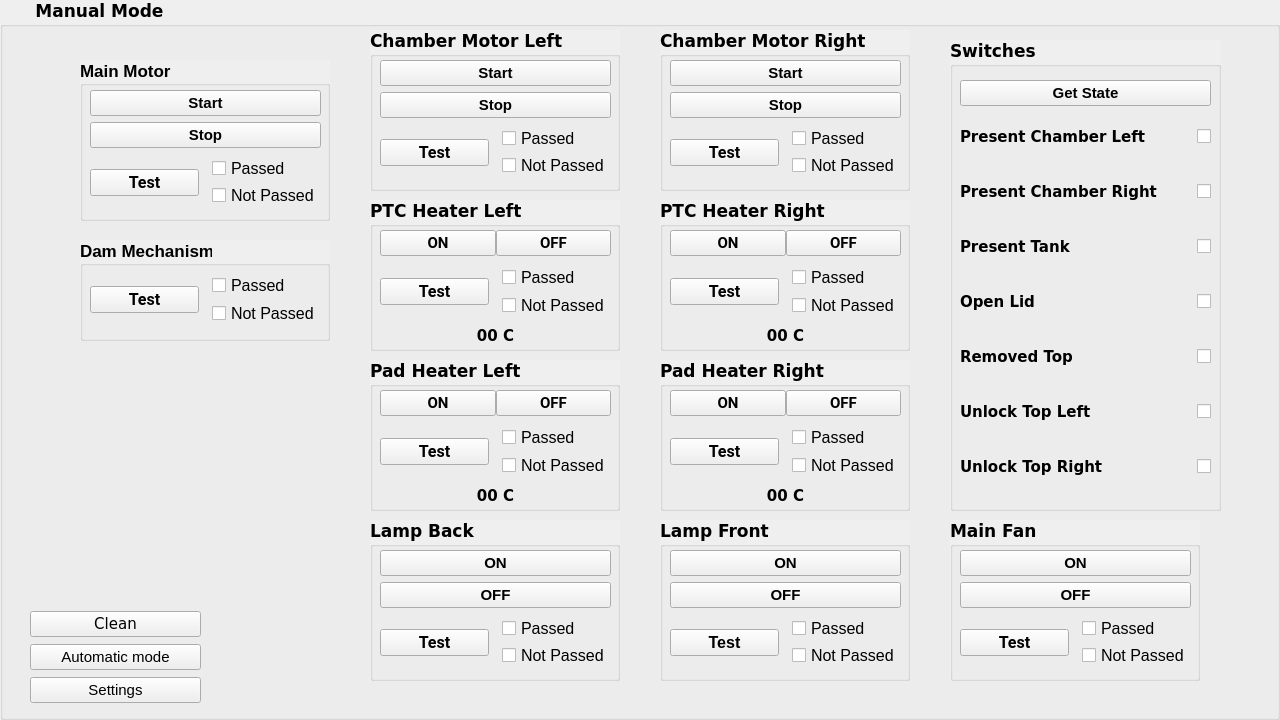
Qt form Screens/VcDvtTestTools_manual_mode.ui (aenapple/VcDvtTestTools) before a commit.
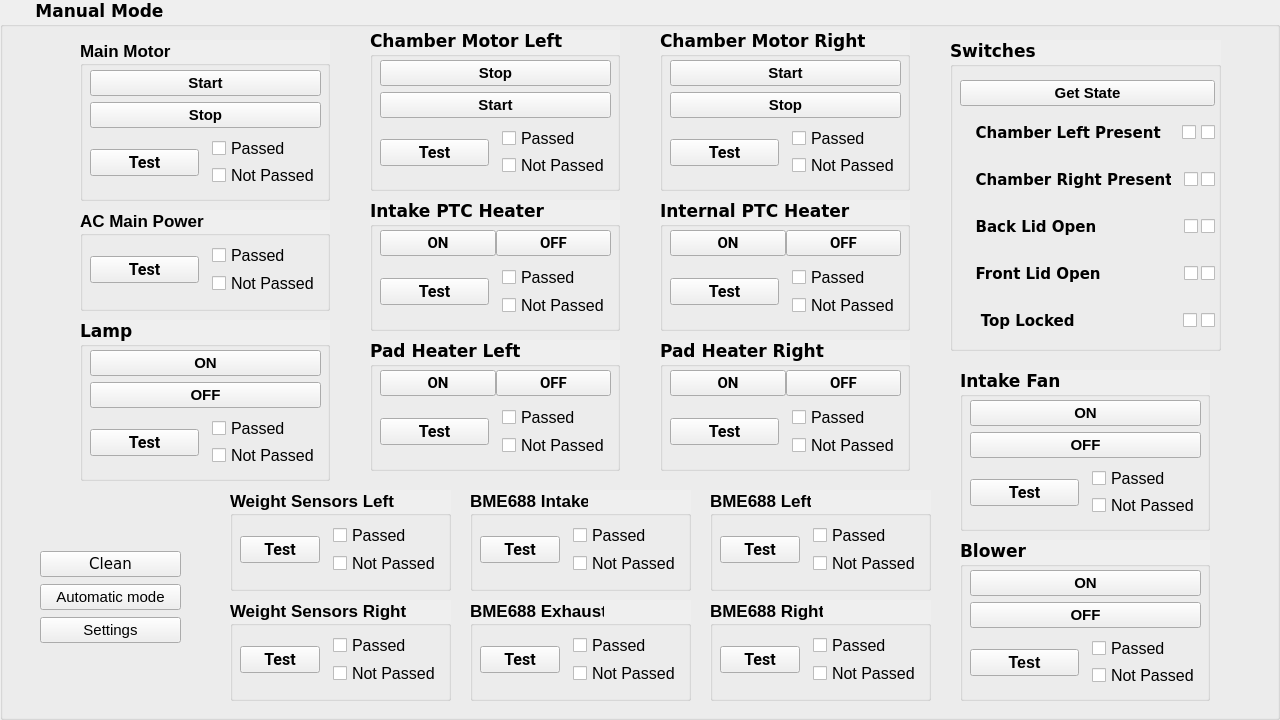
The same form after that commit.

Patch:
```diff
--- a/Screens/VcDvtTestTools_manual_mode.ui
+++ b/Screens/VcDvtTestTools_manual_mode.ui
@@ -47,7 +47,7 @@
     <property name="geometry">
      <rect>
       <x>80</x>
-      <y>60</y>
+      <y>40</y>
       <width>250</width>
       <height>161</height>
      </rect>
@@ -237,20 +237,7 @@
        <height>121</height>
       </rect>
      </property>
-     <layout class="QVBoxLayout" name="verticalLayout_2">
-      <item>
-       <widget class="QPushButton" name="btn_ChamberMotorLeft_Start">
-        <property name="font">
-         <font>
-          <family>MS Shell Dlg 2</family>
-          <pointsize>11</pointsize>
-         </font>
-        </property>
-        <property name="text">
-         <string>Start</string>
-        </property>
-       </widget>
-      </item>
+     <layout class="QVBoxLayout" name="verticalLayout_ChamberMotorLeft">
       <item>
        <widget class="QPushButton" name="btn_ChamberMotorLeft_Stop">
         <property name="font">
@@ -264,6 +251,19 @@
         </property>
        </widget>
       </item>
+      <item>
+       <widget class="QPushButton" name="btn_ChamberMotorLeft_Start">
+        <property name="font">
+         <font>
+          <family>MS Shell Dlg 2</family>
+          <pointsize>11</pointsize>
+         </font>
+        </property>
+        <property name="text">
+         <string>Start</string>
+        </property>
+       </widget>
+      </item>
       <item>
        <layout class="QHBoxLayout" name="hLayout_ChamberMotorLeft">
         <property name="spacing">
@@ -505,8 +505,8 @@
    <widget class="QGroupBox" name="grBox_LampBack">
     <property name="geometry">
      <rect>
-      <x>370</x>
-      <y>520</y>
+      <x>80</x>
+      <y>320</y>
       <width>250</width>
       <height>161</height>
      </rect>
@@ -520,7 +520,7 @@
      <bool>true</bool>
     </property>
     <property name="title">
-     <string>Lamp Back</string>
+     <string>Lamp</string>
     </property>
     <property name="flat">
      <bool>false</bool>
@@ -655,8 +655,8 @@
    <widget class="QGroupBox" name="grBox_LampFront">
     <property name="geometry">
      <rect>
-      <x>660</x>
-      <y>520</y>
+      <x>960</x>
+      <y>540</y>
       <width>250</width>
       <height>161</height>
      </rect>
@@ -670,7 +670,7 @@
      <bool>true</bool>
     </property>
     <property name="title">
-     <string>Lamp Front</string>
+     <string>Blower</string>
     </property>
     <property name="flat">
      <bool>false</bool>
@@ -808,7 +808,7 @@
     <property name="geometry">
      <rect>
       <x>80</x>
-      <y>240</y>
+      <y>210</y>
       <width>250</width>
       <height>101</height>
      </rect>
@@ -825,7 +825,7 @@
      <bool>true</bool>
     </property>
     <property name="title">
-     <string>Dam Mechanism</string>
+     <string>AC Main Power</string>
     </property>
     <property name="flat">
      <bool>false</bool>
@@ -939,7 +939,7 @@
       <x>370</x>
       <y>200</y>
       <width>250</width>
-      <height>151</height>
+      <height>131</height>
      </rect>
     </property>
     <property name="font">
@@ -951,7 +951,7 @@
      <bool>true</bool>
     </property>
     <property name="title">
-     <string>PTC Heater Left</string>
+     <string>Intake PTC Heater</string>
     </property>
     <property name="flat">
      <bool>false</bool>
@@ -965,7 +965,7 @@
        <x>10</x>
        <y>30</y>
        <width>231</width>
-       <height>115</height>
+       <height>91</height>
       </rect>
      </property>
      <layout class="QVBoxLayout" name="verticalLayout_PTCHeaterLeft">
@@ -1092,30 +1092,6 @@
         </item>
        </layout>
       </item>
-      <item>
-       <widget class="QLabel" name="label_PTCHeaterLeft">
-        <property name="font">
-         <font>
-          <pointsize>11</pointsize>
-          <weight>75</weight>
-          <italic>false</italic>
-          <bold>true</bold>
-         </font>
-        </property>
-        <property name="layoutDirection">
-         <enum>Qt::LeftToRight</enum>
-        </property>
-        <property name="text">
-         <string>&lt;html&gt;&lt;head/&gt;&lt;body&gt;&lt;p&gt; 00 C&lt;/p&gt;&lt;/body&gt;&lt;/html&gt;</string>
-        </property>
-        <property name="textFormat">
-         <enum>Qt::AutoText</enum>
-        </property>
-        <property name="alignment">
-         <set>Qt::AlignBottom|Qt::AlignHCenter</set>
-        </property>
-       </widget>
-      </item>
      </layout>
     </widget>
    </widget>
@@ -1125,7 +1101,7 @@
       <x>660</x>
       <y>200</y>
       <width>250</width>
-      <height>151</height>
+      <height>131</height>
      </rect>
     </property>
     <property name="font">
@@ -1137,7 +1113,7 @@
      <bool>true</bool>
     </property>
     <property name="title">
-     <string>PTC Heater Right</string>
+     <string>Internal PTC Heater</string>
     </property>
     <property name="flat">
      <bool>false</bool>
@@ -1151,7 +1127,7 @@
        <x>10</x>
        <y>30</y>
        <width>231</width>
-       <height>115</height>
+       <height>91</height>
       </rect>
      </property>
      <layout class="QVBoxLayout" name="verticalLayout_PTCHeaterRight">
@@ -1278,30 +1254,6 @@
         </item>
        </layout>
       </item>
-      <item>
-       <widget class="QLabel" name="label_PTCHeaterRight">
-        <property name="font">
-         <font>
-          <pointsize>11</pointsize>
-          <weight>75</weight>
-          <italic>false</italic>
-          <bold>true</bold>
-         </font>
-        </property>
-        <property name="layoutDirection">
-         <enum>Qt::LeftToRight</enum>
-        </property>
-        <property name="text">
-         <string>&lt;html&gt;&lt;head/&gt;&lt;body&gt;&lt;p&gt; 00 C&lt;/p&gt;&lt;/body&gt;&lt;/html&gt;</string>
-        </property>
-        <property name="textFormat">
-         <enum>Qt::AutoText</enum>
-        </property>
-        <property name="alignment">
-         <set>Qt::AlignBottom|Qt::AlignHCenter</set>
-        </property>
-       </widget>
-      </item>
      </layout>
     </widget>
    </widget>
@@ -1309,9 +1261,9 @@
     <property name="geometry">
      <rect>
       <x>370</x>
-      <y>360</y>
+      <y>340</y>
       <width>250</width>
-      <height>151</height>
+      <height>131</height>
      </rect>
     </property>
     <property name="font">
@@ -1337,7 +1289,7 @@
        <x>10</x>
        <y>30</y>
        <width>231</width>
-       <height>115</height>
+       <height>91</height>
       </rect>
      </property>
      <layout class="QVBoxLayout" name="verticalLayout_9">
@@ -1464,30 +1416,6 @@
         </item>
        </layout>
       </item>
-      <item>
-       <widget class="QLabel" name="label_PadHeaterLeft">
-        <property name="font">
-         <font>
-          <pointsize>11</pointsize>
-          <weight>75</weight>
-          <italic>false</italic>
-          <bold>true</bold>
-         </font>
-        </property>
-        <property name="layoutDirection">
-         <enum>Qt::LeftToRight</enum>
-        </property>
-        <property name="text">
-         <string>&lt;html&gt;&lt;head/&gt;&lt;body&gt;&lt;p&gt; 00 C&lt;/p&gt;&lt;/body&gt;&lt;/html&gt;</string>
-        </property>
-        <property name="textFormat">
-         <enum>Qt::AutoText</enum>
-        </property>
-        <property name="alignment">
-         <set>Qt::AlignBottom|Qt::AlignHCenter</set>
-        </property>
-       </widget>
-      </item>
      </layout>
     </widget>
    </widget>
@@ -1495,9 +1423,9 @@
     <property name="geometry">
      <rect>
       <x>660</x>
-      <y>360</y>
+      <y>340</y>
       <width>250</width>
-      <height>151</height>
+      <height>131</height>
      </rect>
     </property>
     <property name="font">
@@ -1523,7 +1451,7 @@
        <x>10</x>
        <y>30</y>
        <width>231</width>
-       <height>115</height>
+       <height>91</height>
       </rect>
      </property>
      <layout class="QVBoxLayout" name="verticalLayout_10">
@@ -1650,30 +1578,6 @@
         </item>
        </layout>
       </item>
-      <item>
-       <widget class="QLabel" name="label_PadHeaterRight">
-        <property name="font">
-         <font>
-          <pointsize>11</pointsize>
-          <weight>75</weight>
-          <italic>false</italic>
-          <bold>true</bold>
-         </font>
-        </property>
-        <property name="layoutDirection">
-         <enum>Qt::LeftToRight</enum>
-        </property>
-        <property name="text">
-         <string>&lt;html&gt;&lt;head/&gt;&lt;body&gt;&lt;p&gt; 00 C&lt;/p&gt;&lt;/body&gt;&lt;/html&gt;</string>
-        </property>
-        <property name="textFormat">
-         <enum>Qt::AutoText</enum>
-        </property>
-        <property name="alignment">
-         <set>Qt::AlignBottom|Qt::AlignHCenter</set>
-        </property>
-       </widget>
-      </item>
      </layout>
     </widget>
    </widget>
@@ -1683,7 +1587,7 @@
       <x>950</x>
       <y>40</y>
       <width>271</width>
-      <height>471</height>
+      <height>311</height>
      </rect>
     </property>
     <property name="font">
@@ -1708,8 +1612,8 @@
       <rect>
        <x>10</x>
        <y>40</y>
-       <width>251</width>
-       <height>411</height>
+       <width>255</width>
+       <height>261</height>
       </rect>
      </property>
      <layout class="QVBoxLayout" name="verticalLayout_switches">
@@ -1741,7 +1645,7 @@
            </font>
           </property>
           <property name="text">
-           <string>Present Chamber Left</string>
+           <string>   Chamber Left Present </string>
           </property>
          </widget>
         </item>
@@ -1759,7 +1663,29 @@
          </spacer>
         </item>
         <item>
-         <widget class="QCheckBox" name="checkBox_PresentChamberLeft">
+         <widget class="QCheckBox" name="checkBox_PresentChamberLeft_No">
+          <property name="font">
+           <font>
+            <family>MS Shell Dlg 2</family>
+            <pointsize>10</pointsize>
+            <weight>50</weight>
+            <italic>false</italic>
+            <bold>false</bold>
+            <underline>false</underline>
+            <strikeout>false</strikeout>
+            <kerning>true</kerning>
+           </font>
+          </property>
+          <property name="layoutDirection">
+           <enum>Qt::RightToLeft</enum>
+          </property>
+          <property name="text">
+           <string/>
+          </property>
+         </widget>
+        </item>
+        <item>
+         <widget class="QCheckBox" name="checkBox_PresentChamberLeft_Yes">
           <property name="font">
            <font>
             <family>MS Shell Dlg 2</family>
@@ -1797,7 +1723,7 @@
            </font>
           </property>
           <property name="text">
-           <string>Present Chamber Right</string>
+           <string>   Chamber Right Present</string>
           </property>
          </widget>
         </item>
@@ -1836,42 +1762,8 @@
           </property>
          </widget>
         </item>
-       </layout>
-      </item>
-      <item>
-       <layout class="QHBoxLayout" name="hLayout_PresentTank">
-        <property name="spacing">
-         <number>3</number>
-        </property>
         <item>
-         <widget class="QLabel" name="label_PresentTank">
-          <property name="font">
-           <font>
-            <pointsize>11</pointsize>
-            <weight>75</weight>
-            <bold>true</bold>
-           </font>
-          </property>
-          <property name="text">
-           <string>Present Tank</string>
-          </property>
-         </widget>
-        </item>
-        <item>
-         <spacer name="verticalPresentTank">
-          <property name="orientation">
-           <enum>Qt::Vertical</enum>
-          </property>
-          <property name="sizeHint" stdset="0">
-           <size>
-            <width>10</width>
-            <height>40</height>
-           </size>
-          </property>
-         </spacer>
-        </item>
-        <item>
-         <widget class="QCheckBox" name="checkBox_PresentTank">
+         <widget class="QCheckBox" name="checkBox_PresentChamberRight_Yes">
           <property name="font">
            <font>
             <family>MS Shell Dlg 2</family>
@@ -1909,7 +1801,7 @@
            </font>
           </property>
           <property name="text">
-           <string>Open Lid</string>
+           <string>   Back Lid Open               </string>
           </property>
          </widget>
         </item>
@@ -1927,7 +1819,29 @@
          </spacer>
         </item>
         <item>
-         <widget class="QCheckBox" name="checkBox_OpenLid">
+         <widget class="QCheckBox" name="checkBox_BackLidOpen_No">
+          <property name="font">
+           <font>
+            <family>MS Shell Dlg 2</family>
+            <pointsize>10</pointsize>
+            <weight>50</weight>
+            <italic>false</italic>
+            <bold>false</bold>
+            <underline>false</underline>
+            <strikeout>false</strikeout>
+            <kerning>true</kerning>
+           </font>
+          </property>
+          <property name="layoutDirection">
+           <enum>Qt::RightToLeft</enum>
+          </property>
+          <property name="text">
+           <string/>
+          </property>
+         </widget>
+        </item>
+        <item>
+         <widget class="QCheckBox" name="checkBox_BackLidOpen_Yes">
           <property name="font">
            <font>
             <family>MS Shell Dlg 2</family>
@@ -1965,7 +1879,7 @@
            </font>
           </property>
           <property name="text">
-           <string>Removed Top</string>
+           <string>   Front Lid Open              </string>
           </property>
          </widget>
         </item>
@@ -1983,7 +1897,29 @@
          </spacer>
         </item>
         <item>
-         <widget class="QCheckBox" name="checkBox_RemovedTop">
+         <widget class="QCheckBox" name="checkBox_FrontLidOpen_No">
+          <property name="font">
+           <font>
+            <family>MS Shell Dlg 2</family>
+            <pointsize>10</pointsize>
+            <weight>50</weight>
+            <italic>false</italic>
+            <bold>false</bold>
+            <underline>false</underline>
+            <strikeout>false</strikeout>
+            <kerning>true</kerning>
+           </font>
+          </property>
+          <property name="layoutDirection">
+           <enum>Qt::RightToLeft</enum>
+          </property>
+          <property name="text">
+           <string/>
+          </property>
+         </widget>
+        </item>
+        <item>
+         <widget class="QCheckBox" name="checkBox_FrontLidOpen_Yes">
           <property name="font">
            <font>
             <family>MS Shell Dlg 2</family>
@@ -2021,7 +1957,7 @@
            </font>
           </property>
           <property name="text">
-           <string>Unlock Top Left</string>
+           <string>    Top Locked                  </string>
           </property>
          </widget>
         </item>
@@ -2060,42 +1996,8 @@
           </property>
          </widget>
         </item>
-       </layout>
-      </item>
-      <item>
-       <layout class="QHBoxLayout" name="hLayout_UnlockTopRight">
-        <property name="spacing">
-         <number>3</number>
-        </property>
         <item>
-         <widget class="QLabel" name="label_UnlockTopRight">
-          <property name="font">
-           <font>
-            <pointsize>11</pointsize>
-            <weight>75</weight>
-            <bold>true</bold>
-           </font>
-          </property>
-          <property name="text">
-           <string>Unlock Top Right</string>
-          </property>
-         </widget>
-        </item>
-        <item>
-         <spacer name="verticalUnlockTopRight">
-          <property name="orientation">
-           <enum>Qt::Vertical</enum>
-          </property>
-          <property name="sizeHint" stdset="0">
-           <size>
-            <width>10</width>
-            <height>40</height>
-           </size>
-          </property>
-         </spacer>
-        </item>
-        <item>
-         <widget class="QCheckBox" name="checkBox_UnlockTopRight">
+         <widget class="QCheckBox" name="checkBox_TopLocked_Yes">
           <property name="font">
            <font>
             <family>MS Shell Dlg 2</family>
@@ -2124,9 +2026,9 @@
    <widget class="QWidget" name="verticalLayoutWidget_11">
     <property name="geometry">
      <rect>
-      <x>30</x>
-      <y>610</y>
-      <width>171</width>
+      <x>40</x>
+      <y>550</y>
+      <width>141</width>
       <height>95</height>
      </rect>
     </property>
@@ -2194,8 +2096,8 @@
    <widget class="QGroupBox" name="grBox_MainFan">
     <property name="geometry">
      <rect>
-      <x>950</x>
-      <y>520</y>
+      <x>960</x>
+      <y>370</y>
       <width>250</width>
       <height>161</height>
      </rect>
@@ -2209,7 +2111,7 @@
      <bool>true</bool>
     </property>
     <property name="title">
-     <string>Main Fan</string>
+     <string>Intake Fan</string>
     </property>
     <property name="flat">
      <bool>false</bool>
@@ -2341,6 +2243,780 @@
      </layout>
     </widget>
    </widget>
+   <widget class="QGroupBox" name="grBox_Bme688_Left">
+    <property name="geometry">
+     <rect>
+      <x>710</x>
+      <y>490</y>
+      <width>221</width>
+      <height>101</height>
+     </rect>
+    </property>
+    <property name="font">
+     <font>
+      <family>MS Shell Dlg 2</family>
+      <pointsize>13</pointsize>
+      <weight>75</weight>
+      <bold>true</bold>
+     </font>
+    </property>
+    <property name="autoFillBackground">
+     <bool>true</bool>
+    </property>
+    <property name="title">
+     <string>BME688 Left</string>
+    </property>
+    <property name="flat">
+     <bool>false</bool>
+    </property>
+    <property name="checkable">
+     <bool>false</bool>
+    </property>
+    <widget class="QWidget" name="layoutWidget_3">
+     <property name="geometry">
+      <rect>
+       <x>10</x>
+       <y>30</y>
+       <width>201</width>
+       <height>59</height>
+      </rect>
+     </property>
+     <layout class="QHBoxLayout" name="hLayout_Bme688_Left">
+      <property name="spacing">
+       <number>3</number>
+      </property>
+      <item>
+       <widget class="QPushButton" name="btn_Bme688_Left_Test">
+        <property name="baseSize">
+         <size>
+          <width>150</width>
+          <height>50</height>
+         </size>
+        </property>
+        <property name="font">
+         <font>
+          <family>Roboto</family>
+          <pointsize>12</pointsize>
+          <kerning>true</kerning>
+         </font>
+        </property>
+        <property name="text">
+         <string>Test</string>
+        </property>
+        <property name="checkable">
+         <bool>false</bool>
+        </property>
+        <property name="autoDefault">
+         <bool>false</bool>
+        </property>
+       </widget>
+      </item>
+      <item>
+       <spacer name="vSpacer_Bme688_Left">
+        <property name="orientation">
+         <enum>Qt::Vertical</enum>
+        </property>
+        <property name="sizeHint" stdset="0">
+         <size>
+          <width>10</width>
+          <height>40</height>
+         </size>
+        </property>
+       </spacer>
+      </item>
+      <item>
+       <layout class="QVBoxLayout" name="verticalLayoutDamMechanism_3">
+        <property name="spacing">
+         <number>0</number>
+        </property>
+        <item>
+         <widget class="QCheckBox" name="checkBox_TestBme688_Left_Passed">
+          <property name="font">
+           <font>
+            <family>MS Shell Dlg 2</family>
+            <pointsize>12</pointsize>
+            <weight>50</weight>
+            <italic>false</italic>
+            <bold>false</bold>
+            <underline>false</underline>
+            <strikeout>false</strikeout>
+            <kerning>true</kerning>
+           </font>
+          </property>
+          <property name="text">
+           <string>Passed</string>
+          </property>
+         </widget>
+        </item>
+        <item>
+         <widget class="QCheckBox" name="checkBox_TestBme688_Left_NotPassed">
+          <property name="font">
+           <font>
+            <family>MS Shell Dlg 2</family>
+            <pointsize>12</pointsize>
+            <weight>50</weight>
+            <italic>false</italic>
+            <bold>false</bold>
+            <underline>false</underline>
+            <strikeout>false</strikeout>
+            <kerning>true</kerning>
+           </font>
+          </property>
+          <property name="text">
+           <string>Not Passed</string>
+          </property>
+         </widget>
+        </item>
+       </layout>
+      </item>
+     </layout>
+    </widget>
+   </widget>
+   <widget class="QGroupBox" name="grBox_Bme688_Right">
+    <property name="geometry">
+     <rect>
+      <x>710</x>
+      <y>600</y>
+      <width>221</width>
+      <height>101</height>
+     </rect>
+    </property>
+    <property name="font">
+     <font>
+      <family>MS Shell Dlg 2</family>
+      <pointsize>13</pointsize>
+      <weight>75</weight>
+      <bold>true</bold>
+     </font>
+    </property>
+    <property name="autoFillBackground">
+     <bool>true</bool>
+    </property>
+    <property name="title">
+     <string>BME688 Right</string>
+    </property>
+    <property name="flat">
+     <bool>false</bool>
+    </property>
+    <property name="checkable">
+     <bool>false</bool>
+    </property>
+    <widget class="QWidget" name="layoutWidget_5">
+     <property name="geometry">
+      <rect>
+       <x>10</x>
+       <y>30</y>
+       <width>201</width>
+       <height>59</height>
+      </rect>
+     </property>
+     <layout class="QHBoxLayout" name="hLayout_Bme688_Right">
+      <property name="spacing">
+       <number>3</number>
+      </property>
+      <item>
+       <widget class="QPushButton" name="btn_Bme688_Right_Test">
+        <property name="baseSize">
+         <size>
+          <width>150</width>
+          <height>50</height>
+         </size>
+        </property>
+        <property name="font">
+         <font>
+          <family>Roboto</family>
+          <pointsize>12</pointsize>
+          <kerning>true</kerning>
+         </font>
+        </property>
+        <property name="text">
+         <string>Test</string>
+        </property>
+        <property name="checkable">
+         <bool>false</bool>
+        </property>
+        <property name="autoDefault">
+         <bool>false</bool>
+        </property>
+       </widget>
+      </item>
+      <item>
+       <spacer name="vSpacer_Bme688_Right">
+        <property name="orientation">
+         <enum>Qt::Vertical</enum>
+        </property>
+        <property name="sizeHint" stdset="0">
+         <size>
+          <width>10</width>
+          <height>40</height>
+         </size>
+        </property>
+       </spacer>
+      </item>
+      <item>
+       <layout class="QVBoxLayout" name="verticalLayoutDamMechanism_5">
+        <property name="spacing">
+         <number>0</number>
+        </property>
+        <item>
+         <widget class="QCheckBox" name="checkBox_TestBme688_Right_Passed">
+          <property name="font">
+           <font>
+            <family>MS Shell Dlg 2</family>
+            <pointsize>12</pointsize>
+            <weight>50</weight>
+            <italic>false</italic>
+            <bold>false</bold>
+            <underline>false</underline>
+            <strikeout>false</strikeout>
+            <kerning>true</kerning>
+           </font>
+          </property>
+          <property name="text">
+           <string>Passed</string>
+          </property>
+         </widget>
+        </item>
+        <item>
+         <widget class="QCheckBox" name="checkBox_TestBme688_Right_NotPassed">
+          <property name="font">
+           <font>
+            <family>MS Shell Dlg 2</family>
+            <pointsize>12</pointsize>
+            <weight>50</weight>
+            <italic>false</italic>
+            <bold>false</bold>
+            <underline>false</underline>
+            <strikeout>false</strikeout>
+            <kerning>true</kerning>
+           </font>
+          </property>
+          <property name="text">
+           <string>Not Passed</string>
+          </property>
+         </widget>
+        </item>
+       </layout>
+      </item>
+     </layout>
+    </widget>
+   </widget>
+   <widget class="QGroupBox" name="grBox_Bme688_Intake">
+    <property name="geometry">
+     <rect>
+      <x>470</x>
+      <y>490</y>
+      <width>221</width>
+      <height>101</height>
+     </rect>
+    </property>
+    <property name="font">
+     <font>
+      <family>MS Shell Dlg 2</family>
+      <pointsize>13</pointsize>
+      <weight>75</weight>
+      <bold>true</bold>
+     </font>
+    </property>
+    <property name="autoFillBackground">
+     <bool>true</bool>
+    </property>
+    <property name="title">
+     <string>BME688 Intake</string>
+    </property>
+    <property name="flat">
+     <bool>false</bool>
+    </property>
+    <property name="checkable">
+     <bool>false</bool>
+    </property>
+    <widget class="QWidget" name="layoutWidget_7">
+     <property name="geometry">
+      <rect>
+       <x>10</x>
+       <y>30</y>
+       <width>201</width>
+       <height>59</height>
+      </rect>
+     </property>
+     <layout class="QHBoxLayout" name="hLayout_Bme688_Intake">
+      <property name="spacing">
+       <number>3</number>
+      </property>
+      <item>
+       <widget class="QPushButton" name="btn_Bme688_Intake_Test">
+        <property name="baseSize">
+         <size>
+          <width>150</width>
+          <height>50</height>
+         </size>
+        </property>
+        <property name="font">
+         <font>
+          <family>Roboto</family>
+          <pointsize>12</pointsize>
+          <kerning>true</kerning>
+         </font>
+        </property>
+        <property name="text">
+         <string>Test</string>
+        </property>
+        <property name="checkable">
+         <bool>false</bool>
+        </property>
+        <property name="autoDefault">
+         <bool>false</bool>
+        </property>
+       </widget>
+      </item>
+      <item>
+       <spacer name="vSpacer_Bme688_Intake">
+        <property name="orientation">
+         <enum>Qt::Vertical</enum>
+        </property>
+        <property name="sizeHint" stdset="0">
+         <size>
+          <width>10</width>
+          <height>40</height>
+         </size>
+        </property>
+       </spacer>
+      </item>
+      <item>
+       <layout class="QVBoxLayout" name="verticalLayoutDamMechanism_7">
+        <property name="spacing">
+         <number>0</number>
+        </property>
+        <item>
+         <widget class="QCheckBox" name="checkBox_TestBme688_Intake_Passed">
+          <property name="font">
+           <font>
+            <family>MS Shell Dlg 2</family>
+            <pointsize>12</pointsize>
+            <weight>50</weight>
+            <italic>false</italic>
+            <bold>false</bold>
+            <underline>false</underline>
+            <strikeout>false</strikeout>
+            <kerning>true</kerning>
+           </font>
+          </property>
+          <property name="text">
+           <string>Passed</string>
+          </property>
+         </widget>
+        </item>
+        <item>
+         <widget class="QCheckBox" name="checkBox_TestBme688_Left_NotPassed_3">
+          <property name="font">
+           <font>
+            <family>MS Shell Dlg 2</family>
+            <pointsize>12</pointsize>
+            <weight>50</weight>
+            <italic>false</italic>
+            <bold>false</bold>
+            <underline>false</underline>
+            <strikeout>false</strikeout>
+            <kerning>true</kerning>
+           </font>
+          </property>
+          <property name="text">
+           <string>Not Passed</string>
+          </property>
+         </widget>
+        </item>
+       </layout>
+      </item>
+     </layout>
+    </widget>
+   </widget>
+   <widget class="QGroupBox" name="grBox_Bme688_Exhaust">
+    <property name="geometry">
+     <rect>
+      <x>470</x>
+      <y>600</y>
+      <width>221</width>
+      <height>101</height>
+     </rect>
+    </property>
+    <property name="font">
+     <font>
+      <family>MS Shell Dlg 2</family>
+      <pointsize>13</pointsize>
+      <weight>75</weight>
+      <bold>true</bold>
+     </font>
+    </property>
+    <property name="autoFillBackground">
+     <bool>true</bool>
+    </property>
+    <property name="title">
+     <string>BME688 Exhaust</string>
+    </property>
+    <property name="flat">
+     <bool>false</bool>
+    </property>
+    <property name="checkable">
+     <bool>false</bool>
+    </property>
+    <widget class="QWidget" name="layoutWidget_8">
+     <property name="geometry">
+      <rect>
+       <x>10</x>
+       <y>30</y>
+       <width>201</width>
+       <height>59</height>
+      </rect>
+     </property>
+     <layout class="QHBoxLayout" name="hLayout_Bme688_Exhaust">
+      <property name="spacing">
+       <number>3</number>
+      </property>
+      <item>
+       <widget class="QPushButton" name="btn_Bme688_Exhaust_Test">
+        <property name="baseSize">
+         <size>
+          <width>150</width>
+          <height>50</height>
+         </size>
+        </property>
+        <property name="font">
+         <font>
+          <family>Roboto</family>
+          <pointsize>12</pointsize>
+          <kerning>true</kerning>
+         </font>
+        </property>
+        <property name="text">
+         <string>Test</string>
+        </property>
+        <property name="checkable">
+         <bool>false</bool>
+        </property>
+        <property name="autoDefault">
+         <bool>false</bool>
+        </property>
+       </widget>
+      </item>
+      <item>
+       <spacer name="vSpacer_Bme688_Exhaust">
+        <property name="orientation">
+         <enum>Qt::Vertical</enum>
+        </property>
+        <property name="sizeHint" stdset="0">
+         <size>
+          <width>10</width>
+          <height>40</height>
+         </size>
+        </property>
+       </spacer>
+      </item>
+      <item>
+       <layout class="QVBoxLayout" name="verticalLayoutDamMechanism_8">
+        <property name="spacing">
+         <number>0</number>
+        </property>
+        <item>
+         <widget class="QCheckBox" name="checkBox_TestBme688_Exhaust_Passed">
+          <property name="font">
+           <font>
+            <family>MS Shell Dlg 2</family>
+            <pointsize>12</pointsize>
+            <weight>50</weight>
+            <italic>false</italic>
+            <bold>false</bold>
+            <underline>false</underline>
+            <strikeout>false</strikeout>
+            <kerning>true</kerning>
+           </font>
+          </property>
+          <property name="text">
+           <string>Passed</string>
+          </property>
+         </widget>
+        </item>
+        <item>
+         <widget class="QCheckBox" name="checkBox_TestBme688_Exhaust_NotPassed">
+          <property name="font">
+           <font>
+            <family>MS Shell Dlg 2</family>
+            <pointsize>12</pointsize>
+            <weight>50</weight>
+            <italic>false</italic>
+            <bold>false</bold>
+            <underline>false</underline>
+            <strikeout>false</strikeout>
+            <kerning>true</kerning>
+           </font>
+          </property>
+          <property name="text">
+           <string>Not Passed</string>
+          </property>
+         </widget>
+        </item>
+       </layout>
+      </item>
+     </layout>
+    </widget>
+   </widget>
+   <widget class="QGroupBox" name="grBox_WeightLeft">
+    <property name="geometry">
+     <rect>
+      <x>230</x>
+      <y>490</y>
+      <width>221</width>
+      <height>101</height>
+     </rect>
+    </property>
+    <property name="font">
+     <font>
+      <family>MS Shell Dlg 2</family>
+      <pointsize>13</pointsize>
+      <weight>75</weight>
+      <bold>true</bold>
+     </font>
+    </property>
+    <property name="autoFillBackground">
+     <bool>true</bool>
+    </property>
+    <property name="title">
+     <string>Weight Sensors Left</string>
+    </property>
+    <property name="flat">
+     <bool>false</bool>
+    </property>
+    <property name="checkable">
+     <bool>false</bool>
+    </property>
+    <widget class="QWidget" name="layoutWidget_9">
+     <property name="geometry">
+      <rect>
+       <x>10</x>
+       <y>30</y>
+       <width>201</width>
+       <height>59</height>
+      </rect>
+     </property>
+     <layout class="QHBoxLayout" name="hLayout_WeightLeft">
+      <property name="spacing">
+       <number>3</number>
+      </property>
+      <item>
+       <widget class="QPushButton" name="btn_WeightLeft_Test">
+        <property name="baseSize">
+         <size>
+          <width>150</width>
+          <height>50</height>
+         </size>
+        </property>
+        <property name="font">
+         <font>
+          <family>Roboto</family>
+          <pointsize>12</pointsize>
+          <kerning>true</kerning>
+         </font>
+        </property>
+        <property name="text">
+         <string>Test</string>
+        </property>
+        <property name="checkable">
+         <bool>false</bool>
+        </property>
+        <property name="autoDefault">
+         <bool>false</bool>
+        </property>
+       </widget>
+      </item>
+      <item>
+       <spacer name="vSpacer_WeightLeft">
+        <property name="orientation">
+         <enum>Qt::Vertical</enum>
+        </property>
+        <property name="sizeHint" stdset="0">
+         <size>
+          <width>10</width>
+          <height>40</height>
+         </size>
+        </property>
+       </spacer>
+      </item>
+      <item>
+       <layout class="QVBoxLayout" name="verticalLayoutDamMechanism_9">
+        <property name="spacing">
+         <number>0</number>
+        </property>
+        <item>
+         <widget class="QCheckBox" name="checkBox_TestWeightLeft_Passed">
+          <property name="font">
+           <font>
+            <family>MS Shell Dlg 2</family>
+            <pointsize>12</pointsize>
+            <weight>50</weight>
+            <italic>false</italic>
+            <bold>false</bold>
+            <underline>false</underline>
+            <strikeout>false</strikeout>
+            <kerning>true</kerning>
+           </font>
+          </property>
+          <property name="text">
+           <string>Passed</string>
+          </property>
+         </widget>
+        </item>
+        <item>
+         <widget class="QCheckBox" name="checkBox_TestWeightLeft_NotPassed">
+          <property name="font">
+           <font>
+            <family>MS Shell Dlg 2</family>
+            <pointsize>12</pointsize>
+            <weight>50</weight>
+            <italic>false</italic>
+            <bold>false</bold>
+            <underline>false</underline>
+            <strikeout>false</strikeout>
+            <kerning>true</kerning>
+           </font>
+          </property>
+          <property name="text">
+           <string>Not Passed</string>
+          </property>
+         </widget>
+        </item>
+       </layout>
+      </item>
+     </layout>
+    </widget>
+   </widget>
+   <widget class="QGroupBox" name="grBox_WeightRight">
+    <property name="geometry">
+     <rect>
+      <x>230</x>
+      <y>600</y>
+      <width>221</width>
+      <height>101</height>
+     </rect>
+    </property>
+    <property name="font">
+     <font>
+      <family>MS Shell Dlg 2</family>
+      <pointsize>13</pointsize>
+      <weight>75</weight>
+      <bold>true</bold>
+     </font>
+    </property>
+    <property name="autoFillBackground">
+     <bool>true</bool>
+    </property>
+    <property name="title">
+     <string>Weight Sensors Right</string>
+    </property>
+    <property name="flat">
+     <bool>false</bool>
+    </property>
+    <property name="checkable">
+     <bool>false</bool>
+    </property>
+    <widget class="QWidget" name="layoutWidget_10">
+     <property name="geometry">
+      <rect>
+       <x>10</x>
+       <y>30</y>
+       <width>201</width>
+       <height>59</height>
+      </rect>
+     </property>
+     <layout class="QHBoxLayout" name="hLayout_WeightRight">
+      <property name="spacing">
+       <number>3</number>
+      </property>
+      <item>
+       <widget class="QPushButton" name="btn_WeightRight_Test">
+        <property name="baseSize">
+         <size>
+          <width>150</width>
+          <height>50</height>
+         </size>
+        </property>
+        <property name="font">
+         <font>
+          <family>Roboto</family>
+          <pointsize>12</pointsize>
+          <kerning>true</kerning>
+         </font>
+        </property>
+        <property name="text">
+         <string>Test</string>
+        </property>
+        <property name="checkable">
+         <bool>false</bool>
+        </property>
+        <property name="autoDefault">
+         <bool>false</bool>
+        </property>
+       </widget>
+      </item>
+      <item>
+       <spacer name="vSpacer_WeightRight">
+        <property name="orientation">
+         <enum>Qt::Vertical</enum>
+        </property>
+        <property name="sizeHint" stdset="0">
+         <size>
+          <width>10</width>
+          <height>40</height>
+         </size>
+        </property>
+       </spacer>
+      </item>
+      <item>
+       <layout class="QVBoxLayout" name="verticalLayoutDamMechanism_10">
+        <property name="spacing">
+         <number>0</number>
+        </property>
+        <item>
+         <widget class="QCheckBox" name="checkBox_TestWeightRight_Passed">
+          <property name="font">
+           <font>
+            <family>MS Shell Dlg 2</family>
+            <pointsize>12</pointsize>
+            <weight>50</weight>
+            <italic>false</italic>
+            <bold>false</bold>
+            <underline>false</underline>
+            <strikeout>false</strikeout>
+            <kerning>true</kerning>
+           </font>
+          </property>
+          <property name="text">
+           <string>Passed</string>
+          </property>
+         </widget>
+        </item>
+        <item>
+         <widget class="QCheckBox" name="checkBox_TestWeightRight_NotPassed">
+          <property name="font">
+           <font>
+            <family>MS Shell Dlg 2</family>
+            <pointsize>12</pointsize>
+            <weight>50</weight>
+            <italic>false</italic>
+            <bold>false</bold>
+            <underline>false</underline>
+            <strikeout>false</strikeout>
+            <kerning>true</kerning>
+           </font>
+          </property>
+          <property name="text">
+           <string>Not Passed</string>
+          </property>
+         </widget>
+        </item>
+       </layout>
+      </item>
+     </layout>
+    </widget>
+   </widget>
   </widget>
  </widget>
  <resources/>
```
Left out of the diff: 150 changed lines with no effect on the pictures.
